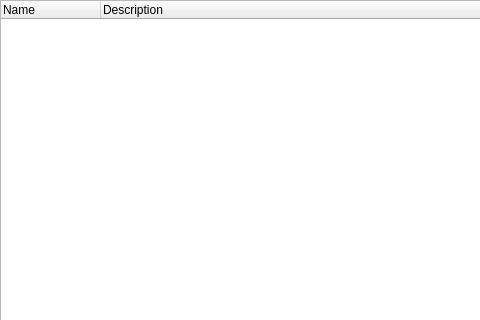
This is source/client/desktop/sys_info/sys_info_widget_local_user_groups.ui in dchapyshev/aspia as Qt 5 draws it before an edit; both pictures show x 0 to 480 and y 0 to 320 of the 715 by 495 pixel window. The edited form follows.
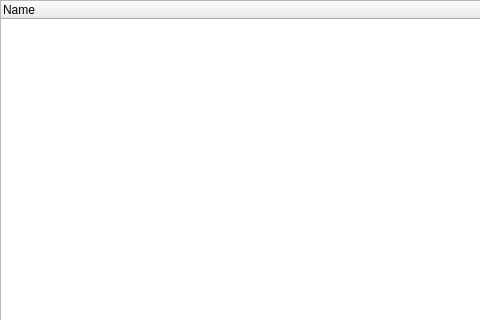
This is the edited form.

Diff of the .ui file:
```diff
--- a/source/client/desktop/sys_info/sys_info_widget_local_user_groups.ui
+++ b/source/client/desktop/sys_info/sys_info_widget_local_user_groups.ui
@@ -42,11 +42,6 @@
        <string>Name</string>
       </property>
      </column>
-     <column>
-      <property name="text">
-       <string>Description</string>
-      </property>
-     </column>
     </widget>
    </item>
   </layout>
```
